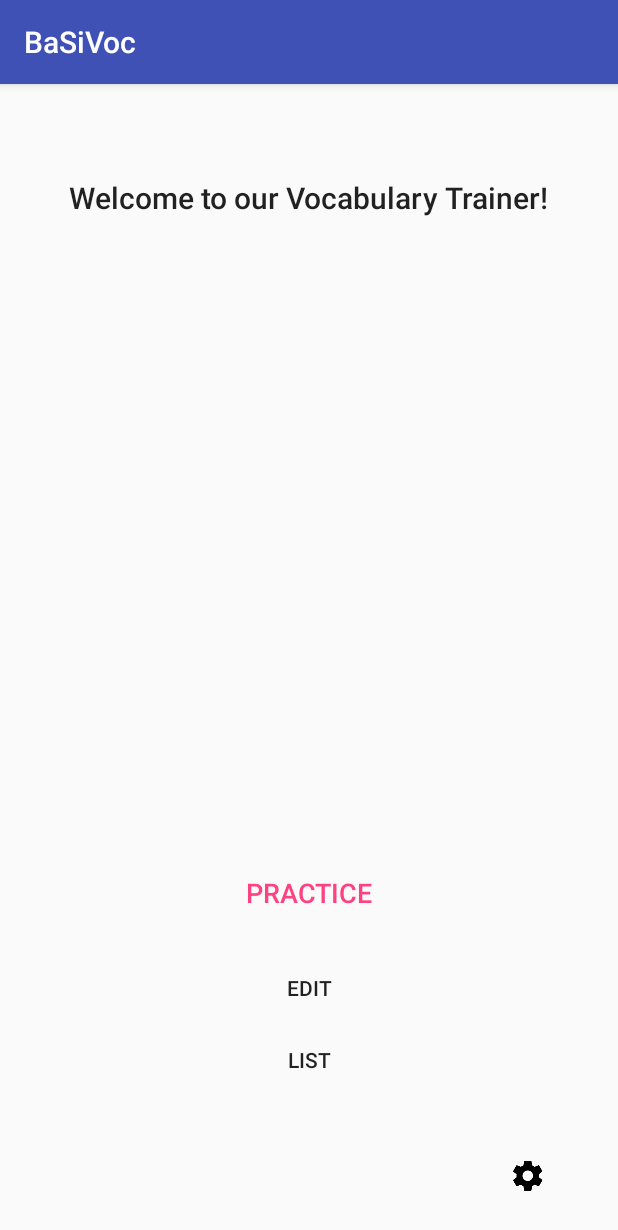
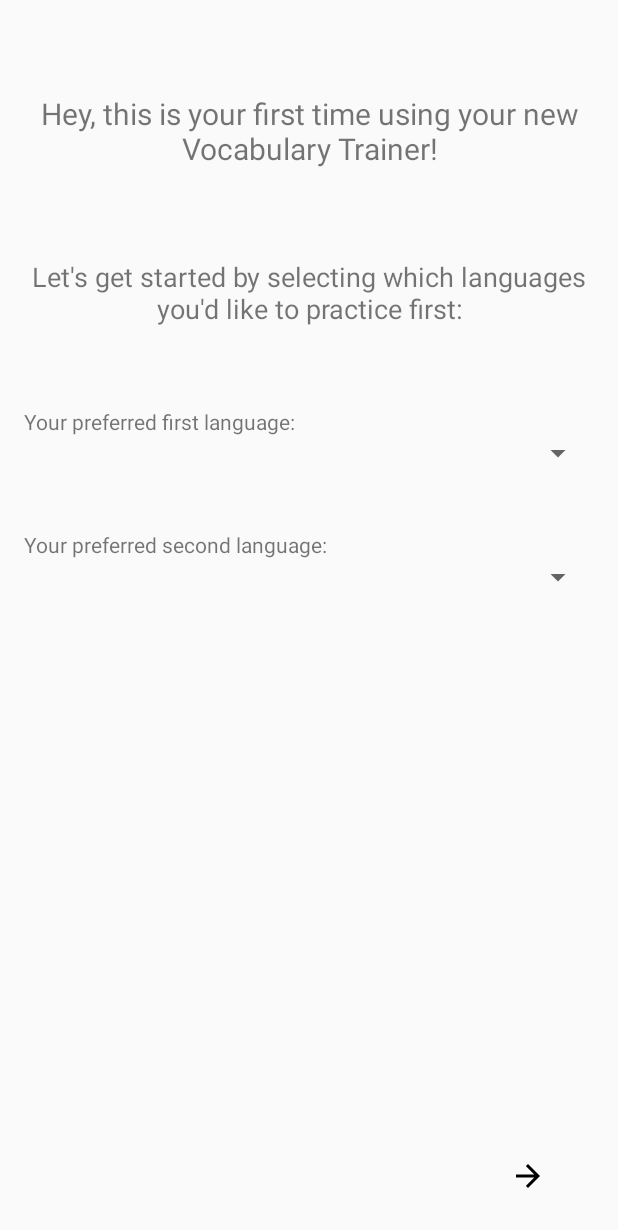
Before and after one commit to barisssss/BaSiVoc, an Android app: the screen it shows after launch (MenuActivity before the commit, SplashActivity after it), on a phone screen of 412 x 824 dp. Shown: the top 1230 px of the screen. Run offline under Robolectric (Android 15) with nearby library versions, the phone set to English and light mode, and no system bars.

Commit message:
options und splash

```diff
--- a/app/src/main/AndroidManifest.xml
+++ b/app/src/main/AndroidManifest.xml
@@ -8,17 +8,18 @@
         android:label="@string/app_name"
         android:supportsRtl="true"
         android:theme="@style/AppTheme">
-        <activity android:name=".MenuActivity">
+        <activity android:name=".MenuActivity" />
+        <activity android:name=".ListActivity" />
+        <activity android:name=".EditActivity" />
+        <activity android:name=".OptionsActivity" />
+        <activity android:name=".PracticeActivity" />
+        <activity android:name=".SplashActivity">
             <intent-filter>
                 <action android:name="android.intent.action.MAIN" />
 
                 <category android:name="android.intent.category.LAUNCHER" />
             </intent-filter>
         </activity>
-        <activity android:name=".ListActivity" />
-        <activity android:name=".EditActivity" />
-        <activity android:name=".OptionsActivity" />
-        <activity android:name=".PracticeActivity" />
     </application>
 
 </manifest>
--- a/app/src/main/java/com/bamon/basivoc/OptionsActivity.java
+++ b/app/src/main/java/com/bamon/basivoc/OptionsActivity.java
@@ -33,9 +33,13 @@ public class OptionsActivity extends AppCompatActivity {
         lang2 = (Spinner) findViewById(R.id.spinner_language2);
         lengthET = (EditText) findViewById(R.id.practiceLengthInput);
 
-        lang1.setSelection(prefs.getInt());
+        loadSpinnerData();
 
-        loadSpinnerData();
+        lang1.setSelection(prefs.getInt("currentLanguage1", 1) - 1);
+        lang2.setSelection(prefs.getInt("currentLanguage2", 2) - 1);
+        lengthET.setText(prefs.getInt("currentPracticeLength", 10) +"");
+
+
 
 
     }
@@ -62,7 +66,7 @@ public class OptionsActivity extends AppCompatActivity {
         List<Languages> languages = db.getAllLanguages();
 
         // Creating adapter for spinner
-        ArrayAdapter<Languages> dataAdapter = new ArrayAdapter<Languages>(this,
+        ArrayAdapter<Languages> dataAdapter = new ArrayAdapter<>(this,
                 android.R.layout.simple_spinner_item, languages);
 
         // Drop down layout style - list view with radio button
@@ -71,8 +75,6 @@ public class OptionsActivity extends AppCompatActivity {
         // attaching data adapter to spinner
         lang1.setAdapter(dataAdapter);
         lang2.setAdapter(dataAdapter);
-        lang1.setSelection(0);
-        lang2.setSelection(1);
     }
 
 }
--- /dev/null
+++ b/app/src/main/java/com/bamon/basivoc/SplashActivity.java
@@ -0,0 +1,41 @@
+package com.bamon.basivoc;
+
+import android.content.Context;
+import android.content.Intent;
+import android.database.sqlite.SQLiteDatabase;
+import android.database.sqlite.SQLiteException;
+import android.support.v7.app.AppCompatActivity;
+import android.os.Bundle;
+import android.widget.Spinner;
+
+import com.bamon.basivoc.db.DatabaseHelper;
+
+import java.io.File;
+
+public class SplashActivity extends AppCompatActivity {
+
+    DatabaseHelper db;
+    Spinner lang1, lang2;
+
+
+    @Override
+    protected void onCreate(Bundle savedInstanceState) {
+        super.onCreate(savedInstanceState);
+        setContentView(R.layout.activity_splash);
+
+        if(doesDatabaseExist(this, "vocabulary.db")){
+            Intent i = new Intent(this, MenuActivity.class);
+            startActivity(i);
+        } else {
+
+            db = new DatabaseHelper(this, null, null, 1);
+
+        }
+
+    }
+
+    private static boolean doesDatabaseExist(Context context, String dbName) {
+        File dbFile = context.getDatabasePath(dbName);
+        return dbFile.exists();
+    }
+}
--- /dev/null
+++ b/app/src/main/res/layout/activity_splash.xml
@@ -0,0 +1,78 @@
+<?xml version="1.0" encoding="utf-8"?>
+<RelativeLayout xmlns:android="http://schemas.android.com/apk/res/android"
+    xmlns:app="http://schemas.android.com/apk/res-auto"
+    xmlns:tools="http://schemas.android.com/tools"
+    android:layout_width="match_parent"
+    android:layout_height="match_parent"
+    android:paddingBottom="@dimen/activity_vertical_margin"
+    android:paddingLeft="@dimen/activity_horizontal_margin"
+    android:paddingRight="@dimen/activity_horizontal_margin"
+    android:paddingTop="@dimen/activity_vertical_margin"
+    tools:context="com.bamon.basivoc.SplashActivity">
+
+    <TextView
+        android:id="@+id/greeting"
+        android:layout_width="wrap_content"
+        android:layout_height="wrap_content"
+        android:layout_marginTop="46dp"
+        android:text="@string/greeting"
+        android:layout_alignParentTop="true"
+        android:textSize="20sp"
+        android:textAlignment="center"
+        android:layout_centerHorizontal="true" />
+
+    <TextView
+        android:id="@+id/hint"
+        android:layout_width="wrap_content"
+        android:layout_height="wrap_content"
+        android:layout_below="@+id/greeting"
+        android:layout_centerHorizontal="true"
+        android:layout_marginTop="59dp"
+        android:textSize="18sp"
+        android:textAlignment="center"
+        android:text="@string/hint" />
+
+    <Spinner
+        android:id="@+id/lang1Spinner"
+        android:layout_width="match_parent"
+        android:layout_height="wrap_content"
+        android:layout_alignParentStart="true"
+        android:layout_below="@+id/hint"
+        android:layout_marginTop="72dp" />
+
+    <TextView
+        android:id="@+id/labelForLang1"
+        android:layout_width="wrap_content"
+        android:layout_height="wrap_content"
+        android:text="@string/firstLangLabel"
+        android:layout_marginBottom="23dp"
+        android:layout_above="@+id/labelForLang2"
+        android:layout_alignParentStart="true" />
+
+    <Spinner
+        android:id="@+id/lang2Spinner"
+        android:layout_width="match_parent"
+        android:layout_height="wrap_content"
+        android:layout_below="@+id/labelForLang2"
+        android:layout_alignParentStart="true" />
+
+    <TextView
+        android:id="@+id/labelForLang2"
+        android:layout_width="wrap_content"
+        android:layout_height="wrap_content"
+        android:text="@string/secondLangLabel"
+        android:layout_below="@+id/lang1Spinner"
+        android:layout_alignParentStart="true"
+        android:layout_marginTop="39dp" />
+
+    <ImageButton
+        android:id="@+id/nextBtn"
+        style="@style/Widget.AppCompat.Button.Borderless"
+        android:layout_width="wrap_content"
+        android:layout_height="wrap_content"
+        app:srcCompat="@drawable/ic_arrow_forward_black_24dp"
+        android:layout_alignParentBottom="true"
+        android:layout_alignParentEnd="true"
+        android:contentDescription="@string/desc_next"/>
+
+</RelativeLayout>
--- a/app/src/main/res/values/strings.xml
+++ b/app/src/main/res/values/strings.xml
@@ -8,4 +8,9 @@
     <string name="sprache_2">Sprache 2</string>
     <string name="sprache_1">Sprache 1</string>
     <string name="add">Add</string>
+    <string name="greeting">Hey, this is your first time using your new Vocabulary Trainer!</string>
+    <string name="hint">Let\'s get started by selecting which languages you\'d like to practice first:</string>
+    <string name="firstLangLabel">Your preferred first language:</string>
+    <string name="secondLangLabel">Your preferred second language:</string>
+    <string name="desc_next">Next Button</string>
 </resources>
--- a/app/src/main/res/values/styles.xml
+++ b/app/src/main/res/values/styles.xml
@@ -1,7 +1,7 @@
 <resources>
 
     <!-- Base application theme. -->
-    <style name="AppTheme" parent="Theme.AppCompat.Light.DarkActionBar">
+    <style name="AppTheme" parent="Theme.AppCompat.Light.NoActionBar">
         <!-- Customize your theme here. -->
         <item name="colorPrimary">@color/colorPrimary</item>
         <item name="colorPrimaryDark">@color/colorPrimaryDark</item>
```
Also changed, not shown: app/src/main/res/drawable-hdpi/ic_arrow_forward_black_24dp.png (added), app/src/main/res/drawable-mdpi/ic_arrow_forward_black_24dp.png (added), app/src/main/res/drawable-xhdpi/ic_arrow_forward_black_24dp.png (added), app/src/main/res/drawable-xxhdpi/ic_arrow_forward_black_24dp.png (added), app/src/main/res/drawable-xxxhdpi/ic_arrow_forward_black_24dp.png (added).
